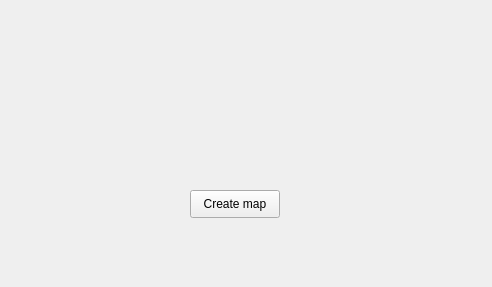
Above: Editor/ui/MenuWindow.ui from SCAPELLI/Wolfenstein3D before the change. Below: the same form after it.
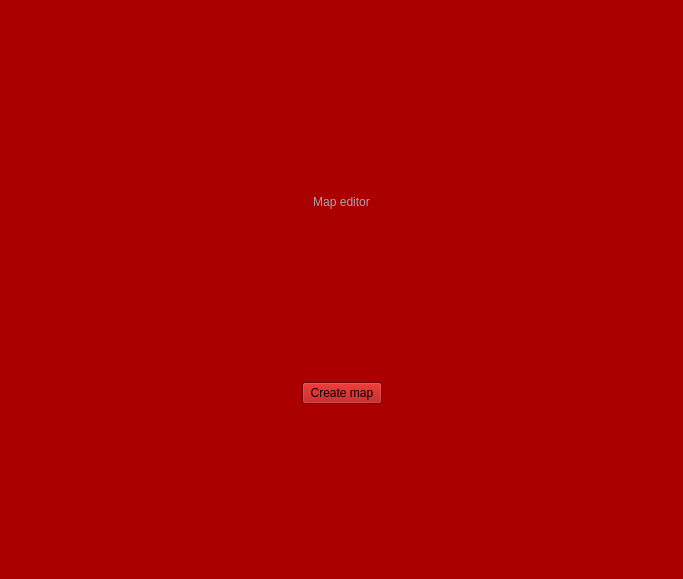
That is the form after the change.

Commit message: Modifico la apariencia de la pantalla de bienvenida del editor. One more red nightmare

Patch:
```diff
--- a/Editor/ui/MenuWindow.ui
+++ b/Editor/ui/MenuWindow.ui
@@ -6,27 +6,121 @@
    <rect>
     <x>0</x>
     <y>0</y>
-    <width>492</width>
-    <height>287</height>
+    <width>683</width>
+    <height>579</height>
    </rect>
   </property>
   <property name="windowTitle">
    <string>Wolfenstein 3D Map Editor</string>
   </property>
+  <property name="styleSheet">
+   <string notr="true">background: rgb(170, 0, 0)</string>
+  </property>
   <widget class="QWidget" name="centralwidget">
-   <widget class="QPushButton" name="createMapButton">
-    <property name="geometry">
-     <rect>
-      <x>190</x>
-      <y>190</y>
-      <width>90</width>
-      <height>28</height>
-     </rect>
-    </property>
-    <property name="text">
-     <string>Create map</string>
-    </property>
-   </widget>
+   <layout class="QGridLayout" name="gridLayout">
+    <item row="0" column="0">
+     <spacer name="verticalSpacer_2">
+      <property name="orientation">
+       <enum>Qt::Vertical</enum>
+      </property>
+      <property name="sizeHint" stdset="0">
+       <size>
+        <width>20</width>
+        <height>40</height>
+       </size>
+      </property>
+     </spacer>
+    </item>
+    <item row="3" column="0">
+     <spacer name="verticalSpacer_3">
+      <property name="orientation">
+       <enum>Qt::Vertical</enum>
+      </property>
+      <property name="sizeHint" stdset="0">
+       <size>
+        <width>20</width>
+        <height>40</height>
+       </size>
+      </property>
+     </spacer>
+    </item>
+    <item row="2" column="0">
+     <widget class="QLabel" name="subtitleLabel">
+      <property name="styleSheet">
+       <string notr="true">color: rgb(167, 167, 167)</string>
+      </property>
+      <property name="text">
+       <string>Map editor</string>
+      </property>
+      <property name="alignment">
+       <set>Qt::AlignCenter</set>
+      </property>
+     </widget>
+    </item>
+    <item row="4" column="0">
+     <layout class="QHBoxLayout" name="horizontalLayout_2">
+      <item>
+       <spacer name="horizontalSpacer">
+        <property name="orientation">
+         <enum>Qt::Horizontal</enum>
+        </property>
+        <property name="sizeHint" stdset="0">
+         <size>
+          <width>40</width>
+          <height>20</height>
+         </size>
+        </property>
+       </spacer>
+      </item>
+      <item>
+       <widget class="QPushButton" name="createMapButton">
+        <property name="text">
+         <string>Create map</string>
+        </property>
+       </widget>
+      </item>
+      <item>
+       <spacer name="horizontalSpacer_2">
+        <property name="orientation">
+         <enum>Qt::Horizontal</enum>
+        </property>
+        <property name="sizeHint" stdset="0">
+         <size>
+          <width>40</width>
+          <height>20</height>
+         </size>
+        </property>
+       </spacer>
+      </item>
+     </layout>
+    </item>
+    <item row="5" column="0">
+     <spacer name="verticalSpacer">
+      <property name="orientation">
+       <enum>Qt::Vertical</enum>
+      </property>
+      <property name="sizeHint" stdset="0">
+       <size>
+        <width>20</width>
+        <height>40</height>
+       </size>
+      </property>
+     </spacer>
+    </item>
+    <item row="1" column="0">
+     <widget class="QLabel" name="titleLabel">
+      <property name="styleSheet">
+       <string notr="true"/>
+      </property>
+      <property name="text">
+       <string/>
+      </property>
+      <property name="alignment">
+       <set>Qt::AlignCenter</set>
+      </property>
+     </widget>
+    </item>
+   </layout>
   </widget>
  </widget>
  <resources/>
```
The commit also changes 3 other files.
